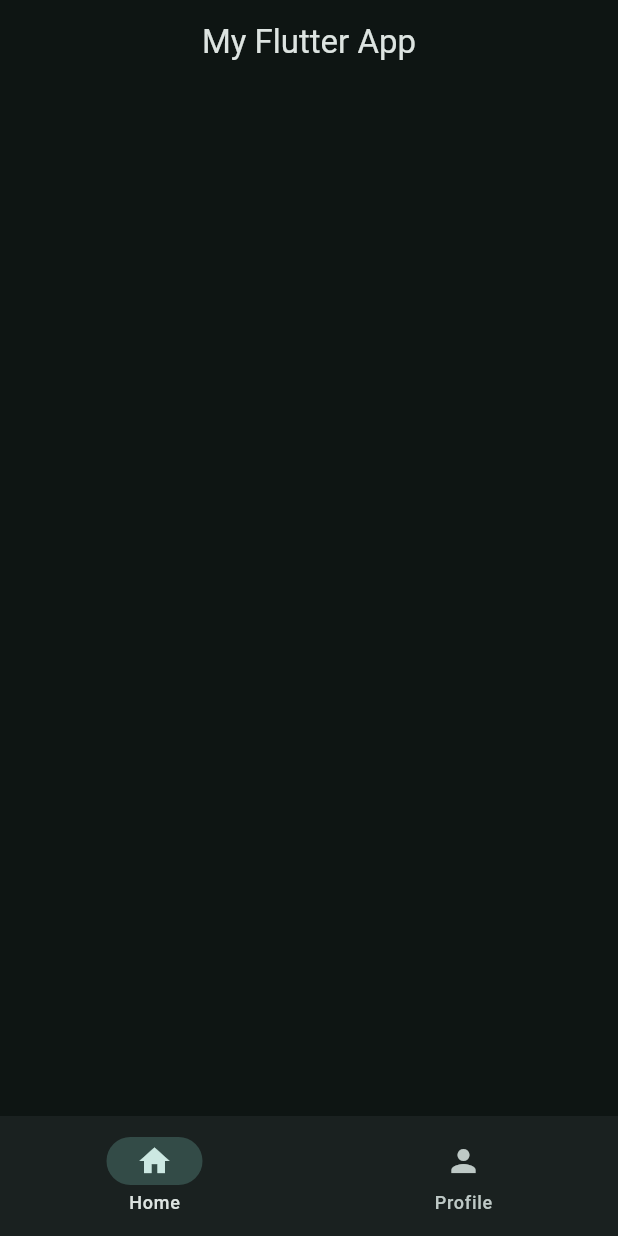
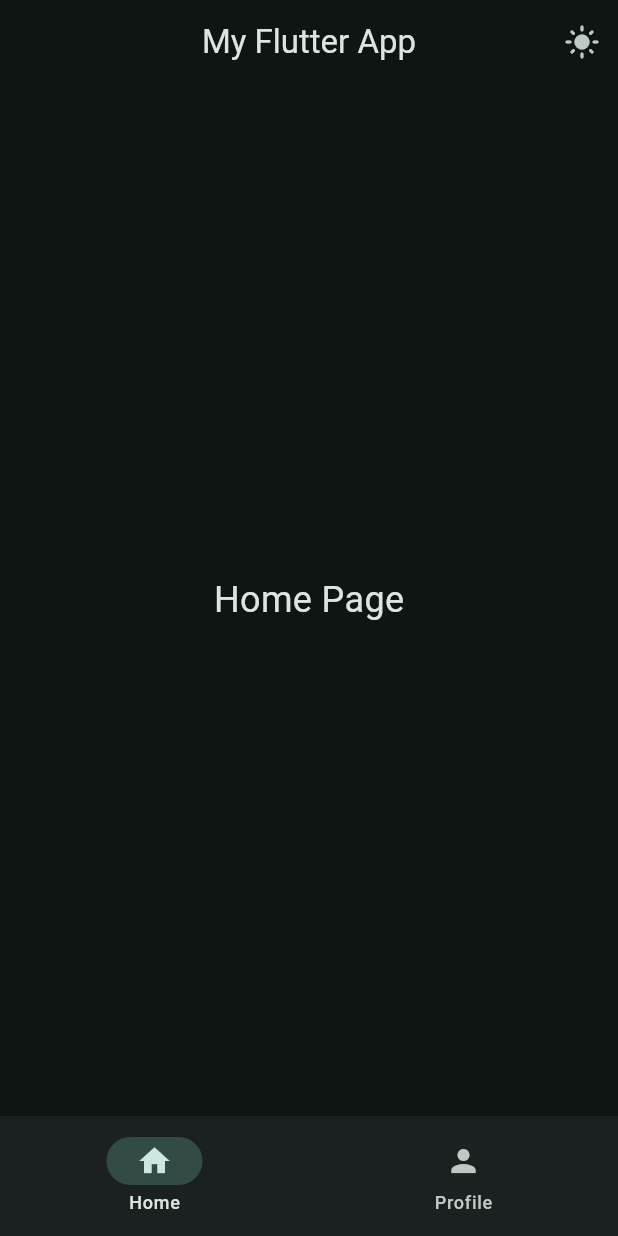
Before and after one commit to muhammadilhamyahya222/my-first-flutter-app, a Flutter app: the screen it shows after launch, on a phone screen of 412 x 824 dp. Run offline on Flutter 3.47's test engine with Material 3 defaults, Android fonts, the phone set to English and light mode, and no system bars.

Commit message:
try buttons

```diff
--- /dev/null
+++ b/lib/datas/notifiers.dart
@@ -0,0 +1,4 @@
+import 'package:flutter/material.dart';
+
+ValueNotifier<int> selectedPageNotifier = ValueNotifier(0);
+ValueNotifier<bool> isDarkModeNotifier = ValueNotifier(true);
--- a/lib/main.dart
+++ b/lib/main.dart
@@ -1,9 +1,24 @@
 import 'package:flutter/material.dart';
+import 'package:my_first_flutter_app/datas/notifiers.dart';
+import 'package:my_first_flutter_app/screens/widget_tree.dart';
 
 void main() {
   runApp(const MyApp());
 }
 
+// StatefulWidget is used when the UI can refresh and change
+// StatelessWidget is used when the UI is cant refresh or change
+// setState() is used to refresh the screen when the state changes
+
+/*
+To build a Flutter app, follow these steps:
+1. Material App with StatefulWidget: The root of the application that manages state.
+2. Scaffold: Provides a structure for the app with app bar, body, etc.
+3. Apptitle: The title of the app displayed in the app bar.
+4. Bottom Navigation Bar with setState: Allows navigation between different screens and updates the UI when the selected index changes.
+*/
+
+/*
 class MyApp extends StatelessWidget {
   const MyApp({super.key});
 
@@ -17,45 +32,36 @@ class MyApp extends StatelessWidget {
           brightness: Brightness.dark,
         ),
       ),
-      home: Scaffold(
-        //* AppBar with centered title
-        appBar: AppBar(title: Text('My Flutter App'), centerTitle: true),
-        //* Drawer is Left side menu
-        /*
-        drawer: SafeArea(
-          // Child is what is inside the Widget
-          child: Column(
-            children: [
-              ListTile(
-                leading: Icon(Icons.logout),
-                title: Text('Logout'),
-                onTap: () {},
-              ),
-            ],
-          ),
-        ),
-        */
-        //* Buttons at the end off screens that floating
-        /*
-        floatingActionButton: Column(
-          mainAxisSize: MainAxisSize.min,
-          children: [
-            FloatingActionButton(onPressed: () {}, child: Icon(Icons.add)),
-            SizedBox(height: 16),
-            FloatingActionButton(onPressed: () {}, child: Icon(Icons.add)),
-          ],
-        ),
-        */
-        //* Bottom Navigation Bar with two destinations (Home and Profile)
-        bottomNavigationBar: NavigationBar(
-          destinations: [
-            NavigationDestination(icon: Icon(Icons.home), label: 'Home'),
-            NavigationDestination(icon: Icon(Icons.person), label: 'Profile'),
-          ],
-          onDestinationSelected: (int value) {},
-          selectedIndex: 0,
-        ),
-      ),
+      home: MyHomePage(),
     );
   }
 }
+*/
+
+class MyApp extends StatefulWidget {
+  const MyApp({super.key});
+
+  @override
+  State<MyApp> createState() => _MyAppState();
+}
+
+class _MyAppState extends State<MyApp> {
+  @override
+  Widget build(BuildContext context) {
+    return ValueListenableBuilder(
+      valueListenable: isDarkModeNotifier,
+      builder: (context, isDarkMode, child) {
+        return MaterialApp(
+          debugShowCheckedModeBanner: false,
+          theme: ThemeData(
+            colorScheme: ColorScheme.fromSeed(
+              seedColor: Colors.teal,
+              brightness: isDarkMode ? Brightness.dark : Brightness.light,
+            ),
+          ),
+          home: WidgetTree(),
+        );
+      },
+    );
+  }
+}
--- /dev/null
+++ b/lib/screens/pages/home_page.dart
@@ -0,0 +1,15 @@
+import 'package:flutter/material.dart';
+
+class HomePage extends StatelessWidget {
+  const HomePage({super.key});
+
+  @override
+  Widget build(BuildContext context) {
+    return Center(
+      child: Text(
+        'Home Page',
+        style: TextStyle(fontSize: 24),
+      ),
+    );
+  }
+}
--- /dev/null
+++ b/lib/screens/widget_tree.dart
@@ -0,0 +1,71 @@
+import 'package:flutter/material.dart';
+import 'package:my_first_flutter_app/datas/notifiers.dart';
+import 'package:my_first_flutter_app/screens/pages/home_page.dart';
+import 'package:my_first_flutter_app/screens/pages/profile_page.dart';
+import 'package:my_first_flutter_app/screens/widgets/navbar_widget.dart';
+
+//* Initializing a nullable (?) String variable for the AppBar title
+String? title = 'My Flutter App';
+
+List<Widget> pages = [
+  HomePage(),
+  ProfilePage(),
+];
+
+class WidgetTree extends StatelessWidget {
+  const WidgetTree({super.key});
+
+  @override
+  Widget build(BuildContext context) {
+    return Scaffold(
+      appBar: AppBar(
+        title: Text(title!),
+        centerTitle: true,
+        actions: [
+          IconButton(
+            icon: ValueListenableBuilder(valueListenable: isDarkModeNotifier, builder: (context, isDarkMode, child) {
+              return Icon(isDarkMode ? Icons.light_mode : Icons.dark_mode);
+            }),
+            onPressed: () {
+              isDarkModeNotifier.value = !isDarkModeNotifier.value;
+            },
+          ),
+        ],
+      ),
+      body: ValueListenableBuilder(
+        valueListenable: selectedPageNotifier,
+        builder: (context, selectedPage, child) {
+          return pages.elementAt(selectedPage);
+        },
+      ),
+      //* Drawer is Left side menu
+      /*
+        drawer: SafeArea(
+          // Child is what is inside the Widget
+          child: Column(
+            children: [
+              ListTile(
+                leading: Icon(Icons.logout),
+                title: Text('Logout'),
+                onTap: () {},
+              ),
+            ],
+          ),
+        ),
+        */
+      //* Buttons at the end off screens that floating
+      /*
+        floatingActionButton: Column(
+          mainAxisSize: MainAxisSize.min,
+          children: [
+            FloatingActionButton(onPressed: () {}, child: Icon(Icons.add)),
+            SizedBox(height: 16),
+            FloatingActionButton(onPressed: () {}, child: Icon(Icons.add)),
+          ],
+        ),
+        */
+      //* Bottom Navigation Bar with two destinations (Home and Profile)
+      bottomNavigationBar: NavbarWidget(),
+    );
+  }
+}
--- /dev/null
+++ b/lib/screens/widgets/navbar_widget.dart
@@ -0,0 +1,25 @@
+import 'package:flutter/material.dart';
+import 'package:my_first_flutter_app/datas/notifiers.dart';
+
+class NavbarWidget extends StatelessWidget {
+  const NavbarWidget({super.key});
+
+  @override
+  Widget build(BuildContext context) {
+    return ValueListenableBuilder(
+      valueListenable: selectedPageNotifier,
+      builder: (context, selectedPage, child) {
+        return NavigationBar(
+          destinations: [
+            NavigationDestination(icon: Icon(Icons.home), label: 'Home'),
+            NavigationDestination(icon: Icon(Icons.person), label: 'Profile'),
+          ],
+          onDestinationSelected: (int value) {
+            selectedPageNotifier.value = value;
+          },
+          selectedIndex: selectedPage,
+        );
+      },
+    );
+  }
+}
```
Also changed, not shown: lib/screens/pages/profile_page.dart (added, +84 -0 lines), 1 other file.
